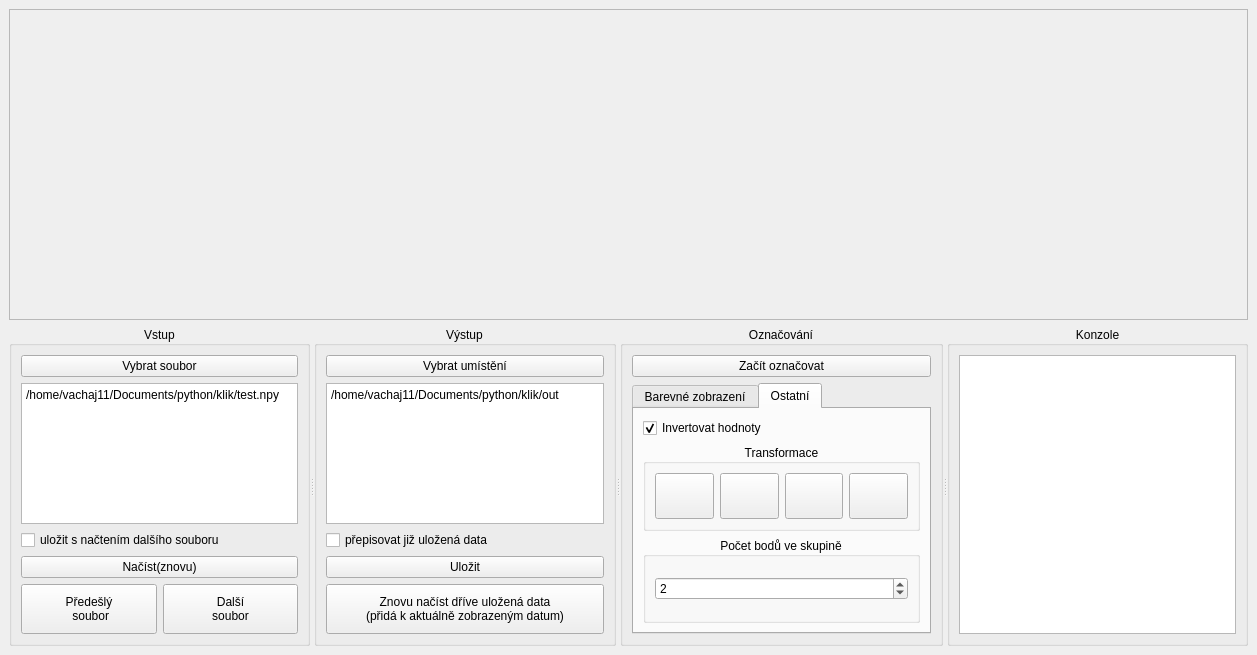
Above: form.ui from vachaj11/array-clicker before the change. Below: the same form after it.
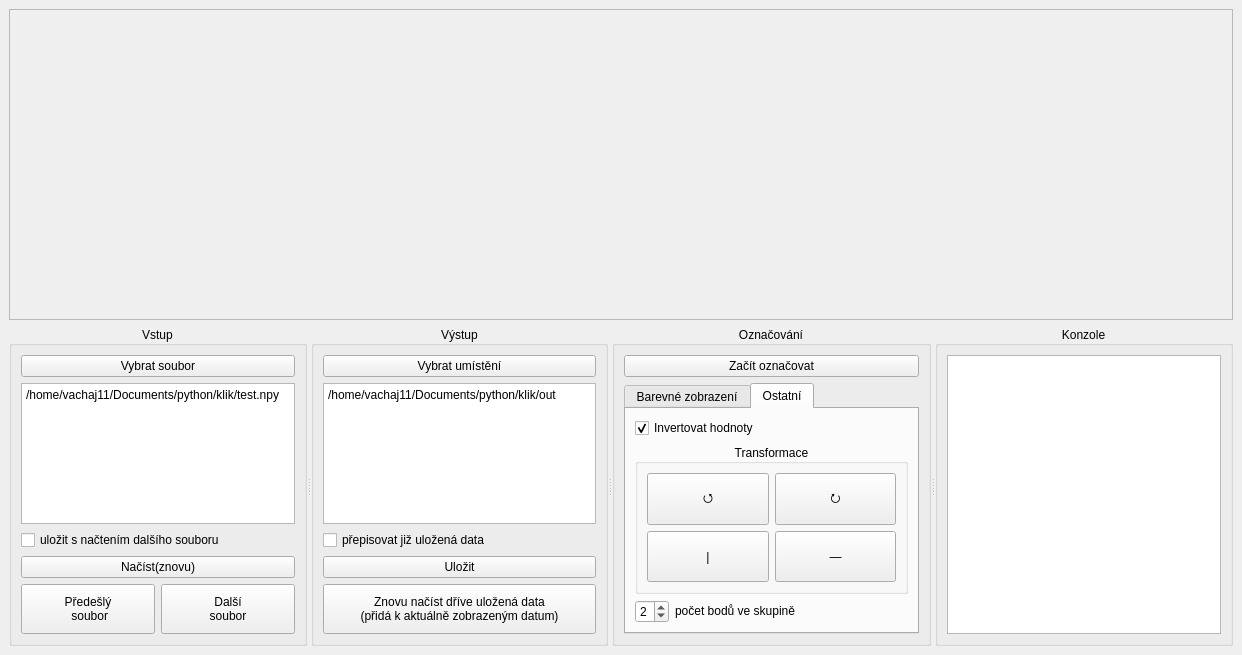
That is the form after the change. Icons and pictures are not drawn.

The edit to the form file:
```diff
--- a/form.ui
+++ b/form.ui
@@ -6,7 +6,7 @@
    <rect>
     <x>0</x>
     <y>0</y>
-    <width>1257</width>
+    <width>1242</width>
     <height>655</height>
    </rect>
   </property>
@@ -556,6 +556,12 @@
             </item>
             <item>
              <widget class="QGroupBox" name="groupBox_8">
+              <property name="sizePolicy">
+               <sizepolicy hsizetype="Preferred" vsizetype="Preferred">
+                <horstretch>0</horstretch>
+                <verstretch>0</verstretch>
+               </sizepolicy>
+              </property>
               <property name="toolTip">
                <string>zde se vše převrací a rotuje</string>
               </property>
@@ -565,28 +571,8 @@
               <property name="alignment">
                <set>Qt::AlignCenter</set>
               </property>
-              <layout class="QHBoxLayout" name="horizontalLayout_3">
-               <item>
-                <widget class="QPushButton" name="counter">
-                 <property name="sizePolicy">
-                  <sizepolicy hsizetype="Minimum" vsizetype="Minimum">
-                   <horstretch>0</horstretch>
-                   <verstretch>0</verstretch>
-                  </sizepolicy>
-                 </property>
-                 <property name="toolTip">
-                  <string>otočit proti směru hodinových ručiček</string>
-                 </property>
-                 <property name="text">
-                  <string/>
-                 </property>
-                 <property name="icon">
-                  <iconset theme="object-rotate-left">
-                   <normaloff>.</normaloff>.</iconset>
-                 </property>
-                </widget>
-               </item>
-               <item>
+              <layout class="QGridLayout" name="gridLayout">
+               <item row="1" column="1">
                 <widget class="QPushButton" name="horiz">
                  <property name="sizePolicy">
                   <sizepolicy hsizetype="Minimum" vsizetype="Minimum">
@@ -598,15 +584,11 @@
                   <string>zrcadlit horizontálně</string>
                  </property>
                  <property name="text">
-                  <string/>
-                 </property>
-                 <property name="icon">
-                  <iconset theme="object-flip-horizontal">
-                   <normaloff>.</normaloff>.</iconset>
+                  <string>|</string>
                  </property>
                 </widget>
                </item>
-               <item>
+               <item row="1" column="2">
                 <widget class="QPushButton" name="verti">
                  <property name="sizePolicy">
                   <sizepolicy hsizetype="Minimum" vsizetype="Minimum">
@@ -614,19 +596,43 @@
                    <verstretch>0</verstretch>
                   </sizepolicy>
                  </property>
+                 <property name="minimumSize">
+                  <size>
+                   <width>0</width>
+                   <height>35</height>
+                  </size>
+                 </property>
+                 <property name="baseSize">
+                  <size>
+                   <width>0</width>
+                   <height>50</height>
+                  </size>
+                 </property>
                  <property name="toolTip">
                   <string>zrcadlit vertikálně</string>
                  </property>
                  <property name="text">
-                  <string/>
+                  <string>―</string>
                  </property>
-                 <property name="icon">
-                  <iconset theme="object-flip-vertical">
-                   <normaloff>.</normaloff>.</iconset>
+                </widget>
+               </item>
+               <item row="0" column="1">
+                <widget class="QPushButton" name="counter">
+                 <property name="sizePolicy">
+                  <sizepolicy hsizetype="Minimum" vsizetype="Minimum">
+                   <horstretch>0</horstretch>
+                   <verstretch>0</verstretch>
+                  </sizepolicy>
                  </property>
+                 <property name="toolTip">
+                  <string>otočit proti směru hodinových ručiček</string>
+                 </property>
+                 <property name="text">
+                  <string>⭯</string>
+                 </property>
                 </widget>
                </item>
-               <item>
+               <item row="0" column="2">
                 <widget class="QPushButton" name="clock">
                  <property name="sizePolicy">
                   <sizepolicy hsizetype="Minimum" vsizetype="Minimum">
@@ -638,11 +644,7 @@
                   <string>otočit po směru hodinových ručiček</string>
                  </property>
                  <property name="text">
-                  <string/>
-                 </property>
-                 <property name="icon">
-                  <iconset theme="object-rotate-right">
-                   <normaloff>.</normaloff>.</iconset>
+                  <string>⭮</string>
                  </property>
                 </widget>
                </item>
@@ -650,19 +652,18 @@
              </widget>
             </item>
             <item>
-             <widget class="QGroupBox" name="groupBox_9">
-              <property name="toolTip">
-               <string>pro zobecnění funkčnosti je možné nastavit počet bodů</string>
-              </property>
-              <property name="title">
-               <string>Počet bodů ve skupině</string>
-              </property>
-              <property name="alignment">
-               <set>Qt::AlignCenter</set>
-              </property>
-              <layout class="QVBoxLayout" name="verticalLayout_12">
+             <layout class="QHBoxLayout" name="horizontalLayout_3">
                <item>
                 <widget class="QSpinBox" name="ingroup">
+                <property name="sizePolicy">
+                 <sizepolicy hsizetype="Fixed" vsizetype="Fixed">
+                  <horstretch>0</horstretch>
+                  <verstretch>0</verstretch>
+                 </sizepolicy>
+                </property>
+                <property name="toolTip">
+                 <string>pro zobecnění funkčnosti je možné nastavit počet bodů</string>
+                </property>
                  <property name="suffix">
                   <string/>
                  </property>
@@ -683,8 +684,23 @@
                  </property>
                 </widget>
                </item>
-              </layout>
-             </widget>
+              <item>
+               <widget class="QLabel" name="label">
+                <property name="sizePolicy">
+                 <sizepolicy hsizetype="Preferred" vsizetype="Fixed">
+                  <horstretch>0</horstretch>
+                  <verstretch>0</verstretch>
+                 </sizepolicy>
+                </property>
+                <property name="toolTip">
+                 <string>pro zobecnění funkčnosti je možné nastavit počet bodů</string>
+                </property>
+                <property name="text">
+                 <string>počet bodů ve skupině</string>
+                </property>
+               </widget>
+              </item>
+             </layout>
             </item>
            </layout>
           </widget>
```
Lines whose indentation alone changed are shown as unchanged.
